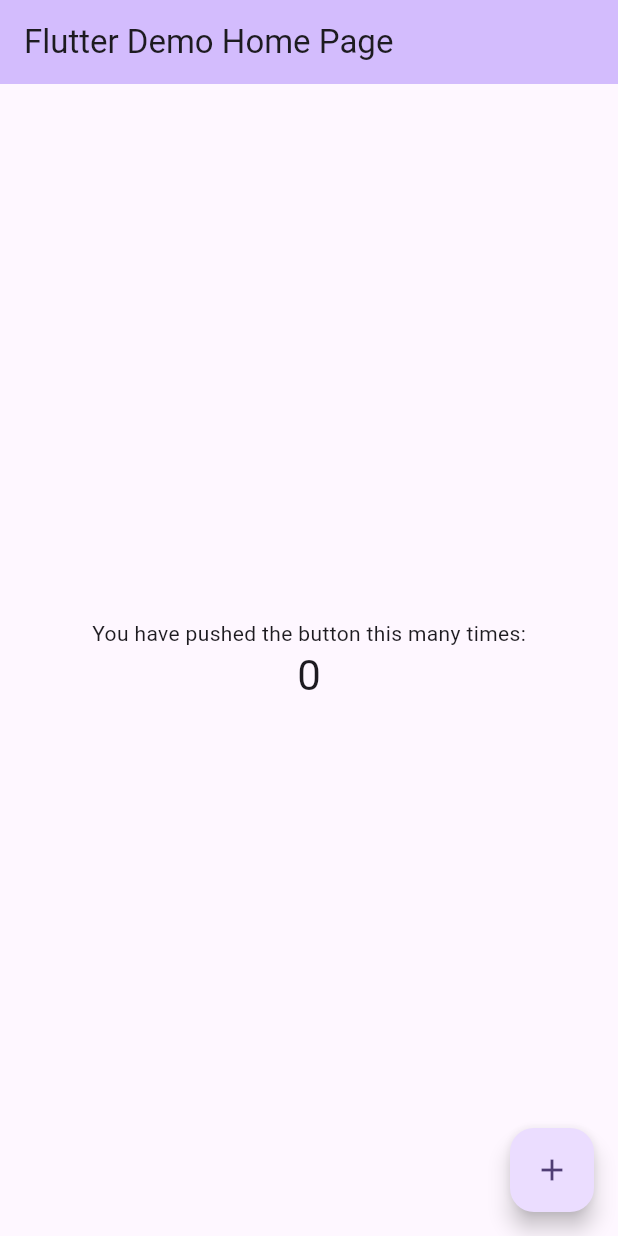
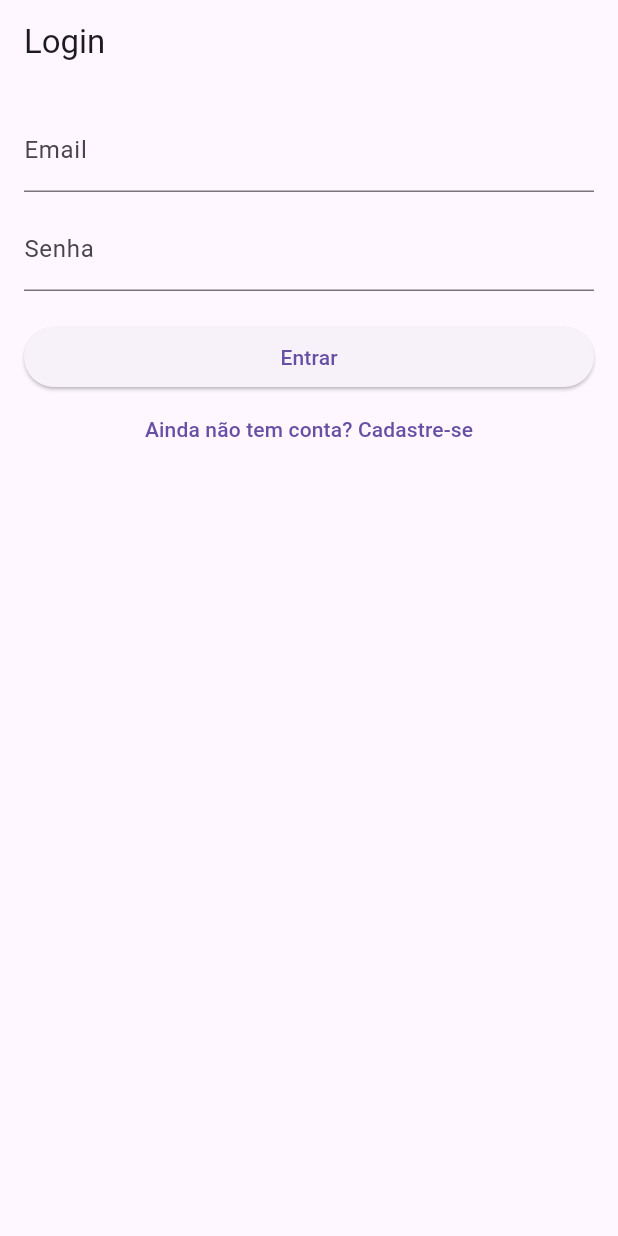
Before and after one commit to PedrodAguiar/my_project, a Flutter app: the screen it shows after launch, on a phone screen of 412 x 824 dp. Run offline on Flutter 3.47's test engine with Material 3 defaults, Android fonts, the phone set to English and light mode, and no system bars.

Commit message:
telas """funcionando"""

```diff
--- a/lib/main.dart
+++ b/lib/main.dart
@@ -1,125 +1,22 @@
 import 'package:flutter/material.dart';
+import 'screens/login_screen.dart';
 
 void main() {
   runApp(const MyApp());
 }
 
 class MyApp extends StatelessWidget {
-  const MyApp({super.key});
+  const MyApp({Key? key}) : super(key: key);
 
-  // This widget is the root of your application.
   @override
   Widget build(BuildContext context) {
     return MaterialApp(
-      title: 'Flutter Demo',
+      debugShowCheckedModeBanner: false,
+      title: 'Login e Cadastro',
       theme: ThemeData(
-        // This is the theme of your application.
-        //
-        // TRY THIS: Try running your application with "flutter run". You'll see
-        // the application has a purple toolbar. Then, without quitting the app,
-        // try changing the seedColor in the colorScheme below to Colors.green
-        // and then invoke "hot reload" (save your changes or press the "hot
-        // reload" button in a Flutter-supported IDE, or press "r" if you used
-        // the command line to start the app).
-        //
-        // Notice that the counter didn't reset back to zero; the application
-        // state is not lost during the reload. To reset the state, use hot
-        // restart instead.
-        //
-        // This works for code too, not just values: Most code changes can be
-        // tested with just a hot reload.
-        colorScheme: ColorScheme.fromSeed(seedColor: Colors.deepPurple),
-        useMaterial3: true,
+        primarySwatch: Colors.blue,
       ),
-      home: const MyHomePage(title: 'Flutter Demo Home Page'),
+      home: const LoginScreen(),
     );
   }
 }
-
-class MyHomePage extends StatefulWidget {
-  const MyHomePage({super.key, required this.title});
-
-  // This widget is the home page of your application. It is stateful, meaning
-  // that it has a State object (defined below) that contains fields that affect
-  // how it looks.
-
-  // This class is the configuration for the state. It holds the values (in this
-  // case the title) provided by the parent (in this case the App widget) and
-  // used by the build method of the State. Fields in a Widget subclass are
-  // always marked "final".
-
-  final String title;
-
-  @override
-  State<MyHomePage> createState() => _MyHomePageState();
-}
-
-class _MyHomePageState extends State<MyHomePage> {
-  int _counter = 0;
-
-  void _incrementCounter() {
-    setState(() {
-      // This call to setState tells the Flutter framework that something has
-      // changed in this State, which causes it to rerun the build method below
-      // so that the display can reflect the updated values. If we changed
-      // _counter without calling setState(), then the build method would not be
-      // called again, and so nothing would appear to happen.
-      _counter++;
-    });
-  }
-
-  @override
-  Widget build(BuildContext context) {
-    // This method is rerun every time setState is called, for instance as done
-    // by the _incrementCounter method above.
-    //
-    // The Flutter framework has been optimized to make rerunning build methods
-    // fast, so that you can just rebuild anything that needs updating rather
-    // than having to individually change instances of widgets.
-    return Scaffold(
-      appBar: AppBar(
-        // TRY THIS: Try changing the color here to a specific color (to
-        // Colors.amber, perhaps?) and trigger a hot reload to see the AppBar
-        // change color while the other colors stay the same.
-        backgroundColor: Theme.of(context).colorScheme.inversePrimary,
-        // Here we take the value from the MyHomePage object that was created by
-        // the App.build method, and use it to set our appbar title.
-        title: Text(widget.title),
-      ),
-      body: Center(
-        // Center is a layout widget. It takes a single child and positions it
-        // in the middle of the parent.
-        child: Column(
-          // Column is also a layout widget. It takes a list of children and
-          // arranges them vertically. By default, it sizes itself to fit its
-          // children horizontally, and tries to be as tall as its parent.
-          //
-          // Column has various properties to control how it sizes itself and
-          // how it positions its children. Here we use mainAxisAlignment to
-          // center the children vertically; the main axis here is the vertical
-          // axis because Columns are vertical (the cross axis would be
-          // horizontal).
-          //
-          // TRY THIS: Invoke "debug painting" (choose the "Toggle Debug Paint"
-          // action in the IDE, or press "p" in the console), to see the
-          // wireframe for each widget.
-          mainAxisAlignment: MainAxisAlignment.center,
-          children: <Widget>[
-            const Text(
-              'You have pushed the button this many times:',
-            ),
-            Text(
-              '$_counter',
-              style: Theme.of(context).textTheme.headlineMedium,
-            ),
-          ],
-        ),
-      ),
-      floatingActionButton: FloatingActionButton(
-        onPressed: _incrementCounter,
-        tooltip: 'Increment',
-        child: const Icon(Icons.add),
-      ), // This trailing comma makes auto-formatting nicer for build methods.
-    );
-  }
-}
--- /dev/null
+++ b/lib/screens/login_screen.dart
@@ -0,0 +1,86 @@
+import 'package:flutter/material.dart';
+import 'finances_screen.dart';
+import 'register_screen.dart';
+
+class LoginScreen extends StatefulWidget {
+  const LoginScreen({Key? key}) : super(key: key);
+
+  @override
+  _LoginScreenState createState() => _LoginScreenState();
+}
+
+class _LoginScreenState extends State<LoginScreen> {
+  final TextEditingController _emailController = TextEditingController();
+  final TextEditingController _passwordController = TextEditingController();
+
+  void _login() {
+    // Exemplo de login hardcoded
+    if (_emailController.text == "teste@teste.com" &&
+        _passwordController.text == "123456") {
+      Navigator.push(
+        context,
+        MaterialPageRoute(
+          builder: (context) => FinancesScreen(
+            username: "Usuário Teste",
+            userSaldo: 1500.00,
+            userDespesas: 500.00,
+            userReceitas: 2000.00,
+            dateToday: DateTime.now(),
+          ),
+        ),
+      );
+    } else {
+      ScaffoldMessenger.of(context).showSnackBar(
+        const SnackBar(
+          content: Text("Login ou senha inválidos!"),
+          backgroundColor: Colors.red,
+        ),
+      );
+    }
+  }
+
+  @override
+  Widget build(BuildContext context) {
+    return Scaffold(
+      appBar: AppBar(
+        title: const Text("Login"),
+      ),
+      body: Padding(
+        padding: const EdgeInsets.all(16.0),
+        child: Column(
+          crossAxisAlignment: CrossAxisAlignment.stretch,
+          children: [
+            TextField(
+              controller: _emailController,
+              decoration: const InputDecoration(
+                labelText: "Email",
+              ),
+            ),
+            const SizedBox(height: 10),
+            TextField(
+              controller: _passwordController,
+              obscureText: true,
+              decoration: const InputDecoration(
+                labelText: "Senha",
+              ),
+            ),
+            const SizedBox(height: 20),
+            ElevatedButton(
+              onPressed: _login,
+              child: const Text("Entrar"),
+            ),
+            TextButton(
+              onPressed: () {
+                Navigator.push(
+                  context,
+                  MaterialPageRoute(builder: (context) => const RegisterScreen()),
+                );
+              },
+              child: const Text("Ainda não tem conta? Cadastre-se"),
+            ),
+          ],
+        ),
+      ),
+    );
+  }
+}
```
Also changed, not shown: lib/screens/add_expense_screen.dart (added, +138 -0 lines), lib/screens/expense_list_screen.dart (added, +87 -0 lines), lib/screens/finances_screen.dart (added, +76 -0 lines), lib/screens/register_screen.dart (added, +80 -0 lines).
